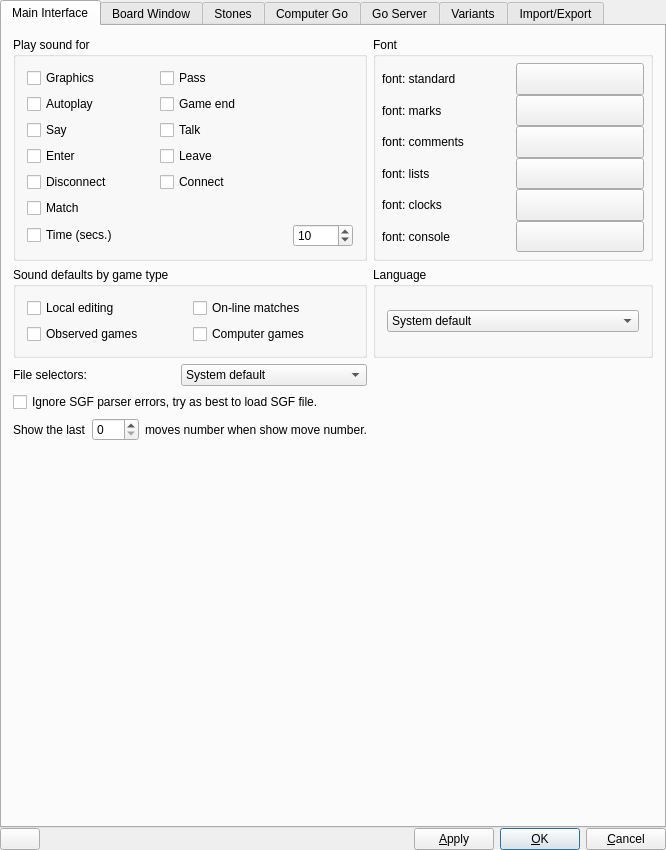
This is src/preferences_gui.ui in missdeer/quteGo as Qt 5 draws it before an edit. The edited form follows.
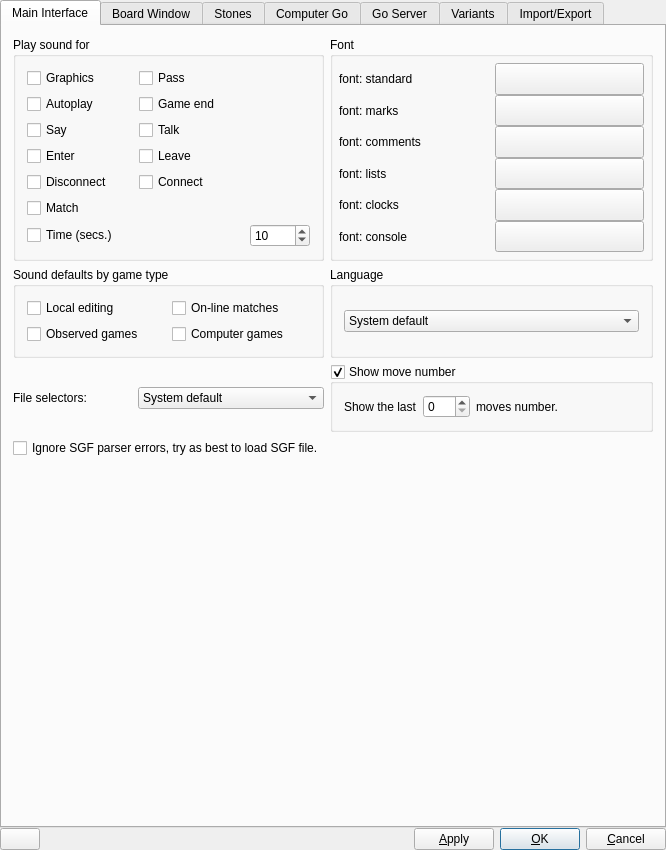
This is the edited form. Icons and pictures are not drawn. Custom widgets are drawn as their Qt base class.

Commit message: (*)global option for showing move numbers

Patch:
```diff
--- a/src/preferences_gui.ui
+++ b/src/preferences_gui.ui
@@ -190,6 +190,52 @@
        <string>Main Interface</string>
       </attribute>
       <layout class="QGridLayout">
+       <item row="3" column="1">
+        <widget class="QGroupBox" name="showMoveNumberGroupBox">
+         <property name="title">
+          <string>Show move number</string>
+         </property>
+         <property name="checkable">
+          <bool>true</bool>
+         </property>
+         <layout class="QHBoxLayout" name="horizontalLayout_20">
+          <item>
+           <widget class="QLabel" name="label_29">
+            <property name="text">
+             <string>Show the last</string>
+            </property>
+           </widget>
+          </item>
+          <item>
+           <widget class="QSpinBox" name="showNumberMoveCountSpinBox">
+            <property name="maximum">
+             <number>361</number>
+            </property>
+           </widget>
+          </item>
+          <item>
+           <widget class="QLabel" name="label_28">
+            <property name="text">
+             <string>moves number.</string>
+            </property>
+           </widget>
+          </item>
+          <item>
+           <spacer name="horizontalSpacer_4">
+            <property name="orientation">
+             <enum>Qt::Horizontal</enum>
+            </property>
+            <property name="sizeHint" stdset="0">
+             <size>
+              <width>40</width>
+              <height>20</height>
+             </size>
+            </property>
+           </spacer>
+          </item>
+         </layout>
+        </widget>
+       </item>
        <item row="0" column="1">
         <widget class="QGroupBox" name="ButtonGroup3">
          <property name="title">
@@ -948,31 +994,6 @@
         </widget>
        </item>
        <item row="6" column="0">
-        <layout class="QHBoxLayout" name="horizontalLayout_19">
-         <item>
-          <widget class="QLabel" name="label_29">
-           <property name="text">
-            <string>Show the last</string>
-           </property>
-          </widget>
-         </item>
-         <item>
-          <widget class="QSpinBox" name="showNumberMoveCountSpinBox">
-           <property name="maximum">
-            <number>361</number>
-           </property>
-          </widget>
-         </item>
-         <item>
-          <widget class="QLabel" name="label_28">
-           <property name="text">
-            <string>moves number when show move number.</string>
-           </property>
-          </widget>
-         </item>
-        </layout>
-       </item>
-       <item row="7" column="0">
         <spacer name="verticalSpacer_21">
          <property name="orientation">
           <enum>Qt::Vertical</enum>
```
The commit also changes 5 other files.
